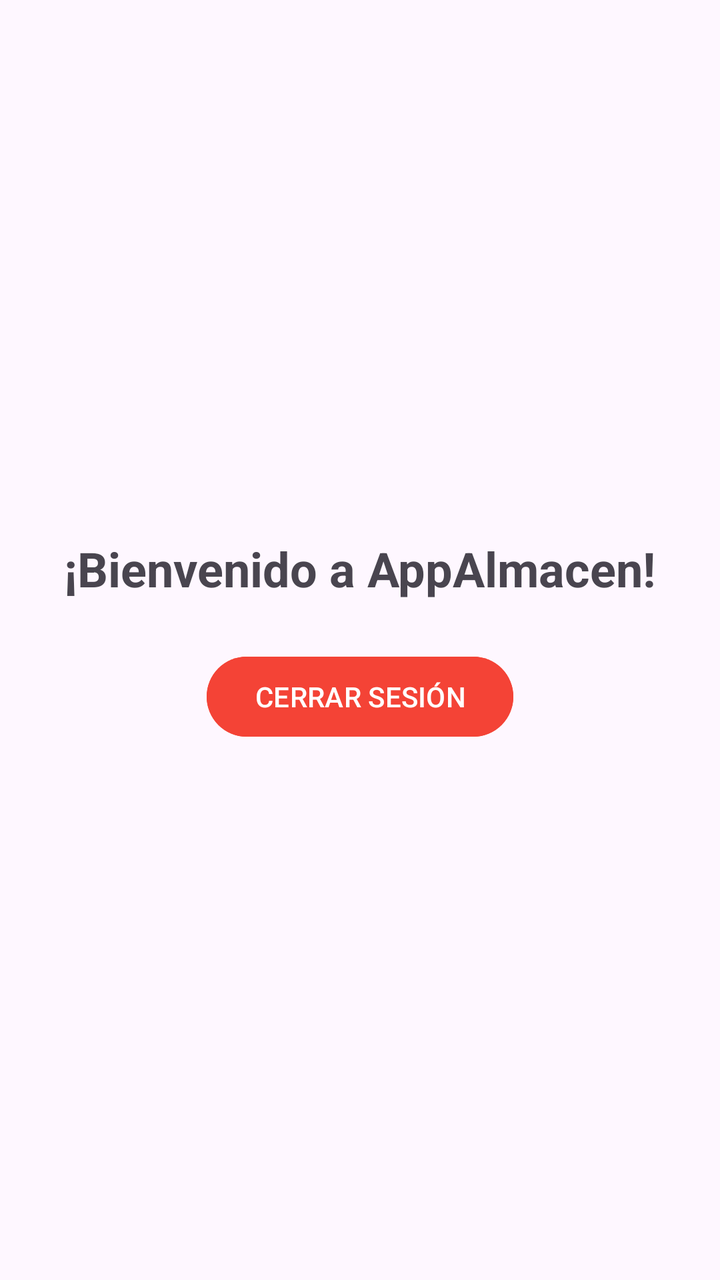
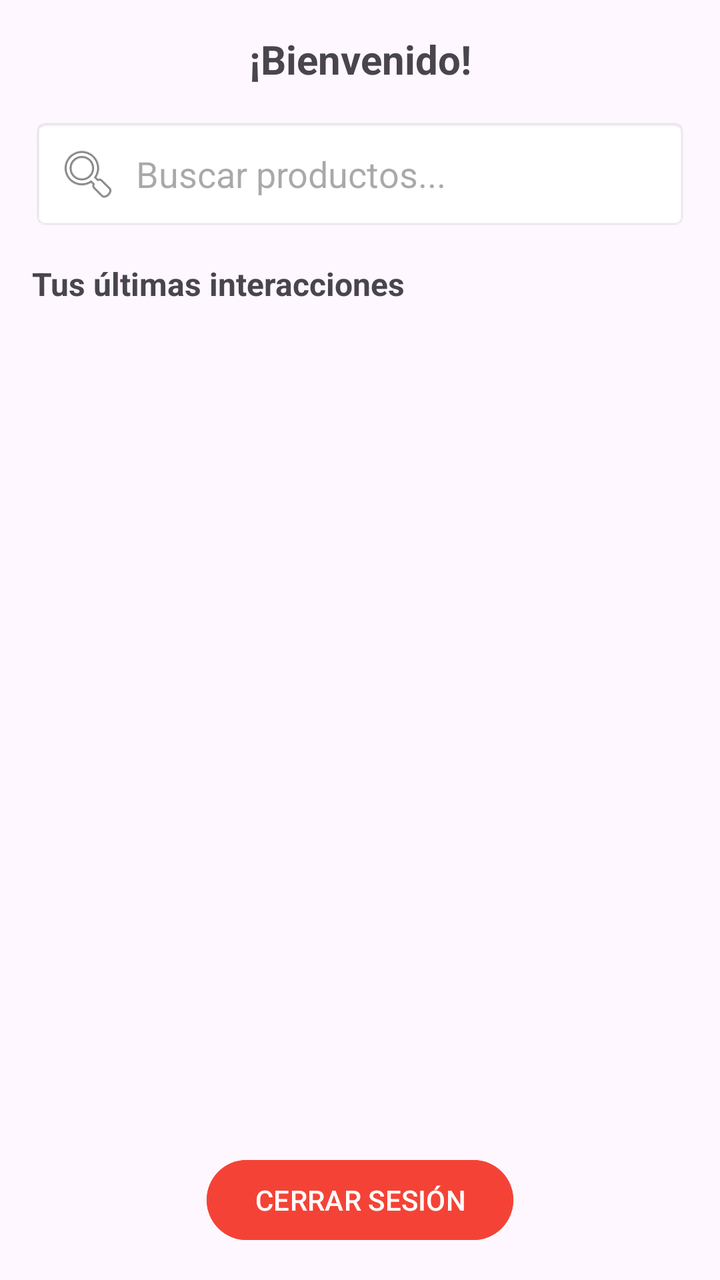

Two renders of the same Android screen: before a commit and after it. Below are the layout's source before the change and the commit's diff.
<!-- AndroidManifest.xml: application theme Theme.AppAlmacen -->
<!-- res/layout/activity_main.xml -->
<?xml version="1.0" encoding="utf-8"?>
<androidx.constraintlayout.widget.ConstraintLayout xmlns:android="http://schemas.android.com/apk/res/android"
    xmlns:app="http://schemas.android.com/apk/res-auto"
    xmlns:tools="http://schemas.android.com/tools"
    android:layout_width="match_parent"
    android:layout_height="match_parent"
    tools:context=".view.activities.MainActivity">

    <TextView
        android:id="@+id/tvWelcome"
        android:layout_width="wrap_content"
        android:layout_height="wrap_content"
        android:text="¡Bienvenido a AppAlmacen!"
        android:textSize="24sp"
        android:textStyle="bold"
        app:layout_constraintBottom_toTopOf="@+id/btnLogout"
        app:layout_constraintEnd_toEndOf="parent"
        app:layout_constraintStart_toStartOf="parent"
        app:layout_constraintTop_toTopOf="parent"
        app:layout_constraintVertical_chainStyle="packed" />

    <Button
        android:id="@+id/btnLogout"
        android:layout_width="wrap_content"
        android:layout_height="wrap_content"
        android:layout_marginTop="24dp"
        android:text="CERRAR SESIÓN"
        android:backgroundTint="#F44336"
        app:layout_constraintBottom_toBottomOf="parent"
        app:layout_constraintEnd_toEndOf="parent"
        app:layout_constraintStart_toStartOf="parent"
        app:layout_constraintTop_toBottomOf="@+id/tvWelcome" />

</androidx.constraintlayout.widget.ConstraintLayout>
<!-- resources referenced by this layout -->
<resources>
  <style name="Theme.AppAlmacen" parent="Base.Theme.AppAlmacen" />
  <style name="Base.Theme.AppAlmacen" parent="Theme.Material3.DayNight.NoActionBar">
          
          
      </style>
</resources>

<!-- the commit's change to res/layout/activity_main.xml (unified diff, before → after) -->
@@ -10,25 +10,69 @@
         android:id="@+id/tvWelcome"
         android:layout_width="wrap_content"
         android:layout_height="wrap_content"
-        android:text="¡Bienvenido a AppAlmacen!"
-        android:textSize="24sp"
+        android:layout_marginTop="16dp"
+        android:text="¡Bienvenido!"
+        android:textSize="20sp"
         android:textStyle="bold"
+        app:layout_constraintEnd_toEndOf="parent"
+        app:layout_constraintStart_toStartOf="parent"
+        app:layout_constraintTop_toTopOf="parent" />
+
+    <EditText
+        android:id="@+id/etSearch"
+        android:layout_width="match_parent"
+        android:layout_height="wrap_content"
+        android:layout_marginHorizontal="16dp"
+        android:layout_marginTop="16dp"
+        android:background="@android:drawable/editbox_background"
+        android:drawableStart="@android:drawable/ic_menu_search"
+        android:drawablePadding="8dp"
+        android:hint="Buscar productos..."
+        android:padding="12dp"
+        app:layout_constraintTop_toBottomOf="@id/tvWelcome" />
+
+    <TextView
+        android:id="@+id/tvInteraccionesTitulo"
+        android:layout_width="wrap_content"
+        android:layout_height="wrap_content"
+        android:layout_marginStart="16dp"
+        android:layout_marginTop="16dp"
+        android:text="Tus últimas interacciones"
+        android:textSize="16sp"
+        android:textStyle="bold"
+        app:layout_constraintStart_toStartOf="parent"
+        app:layout_constraintTop_toBottomOf="@id/etSearch" />
+
+    <androidx.recyclerview.widget.RecyclerView
+        android:id="@+id/rvRecientes"
+        android:layout_width="match_parent"
+        android:layout_height="0dp"
+        android:layout_marginTop="8dp"
+        android:layout_marginBottom="16dp"
+        app:layout_constraintBottom_toTopOf="@+id/btnGestionUsuarios"
+        app:layout_constraintTop_toBottomOf="@id/tvInteraccionesTitulo" />
+
+    <Button
+        android:id="@+id/btnGestionUsuarios"
+        android:layout_width="wrap_content"
+        android:layout_height="wrap_content"
+        android:layout_marginBottom="8dp"
+        android:text="GESTIONAR USUARIOS"
+        android:backgroundTint="#2196F3"
+        android:visibility="gone"
         app:layout_constraintBottom_toTopOf="@+id/btnLogout"
         app:layout_constraintEnd_toEndOf="parent"
-        app:layout_constraintStart_toStartOf="parent"
-        app:layout_constraintTop_toTopOf="parent"
-        app:layout_constraintVertical_chainStyle="packed" />
+        app:layout_constraintStart_toStartOf="parent" />
 
     <Button
         android:id="@+id/btnLogout"
         android:layout_width="wrap_content"
         android:layout_height="wrap_content"
-        android:layout_marginTop="24dp"
+        android:layout_marginBottom="16dp"
         android:text="CERRAR SESIÓN"
         android:backgroundTint="#F44336"
         app:layout_constraintBottom_toBottomOf="parent"
         app:layout_constraintEnd_toEndOf="parent"
-        app:layout_constraintStart_toStartOf="parent"
-        app:layout_constraintTop_toBottomOf="@+id/tvWelcome" />
+        app:layout_constraintStart_toStartOf="parent" />
 
 </androidx.constraintlayout.widget.ConstraintLayout>
